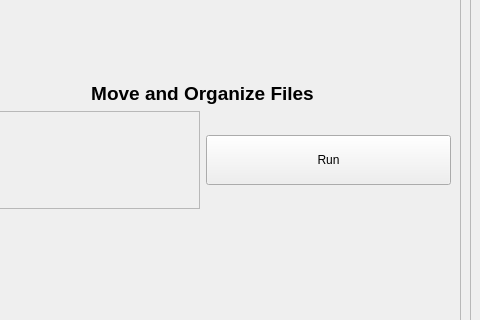
Old version of the form ui/interface.ui in the repository oleksharh/FileOrganizerApplication; both pictures show x 598 to 1078 and y 273 to 593 of the 1078 by 680 pixel window.
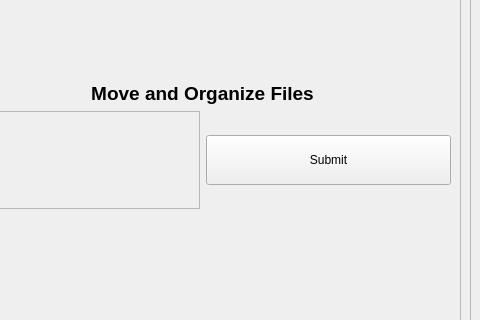
New version of the form.

Commit message: error showcase on buttons

What changed in the file:
```diff
--- a/ui/interface.ui
+++ b/ui/interface.ui
@@ -384,7 +384,7 @@
              </size>
             </property>
             <property name="text">
-             <string>Run</string>
+             <string>Submit</string>
             </property>
            </widget>
           </item>
```
Left out of the diff: 4 changed lines with no effect on the pictures. The commit also changes 4 other files.
